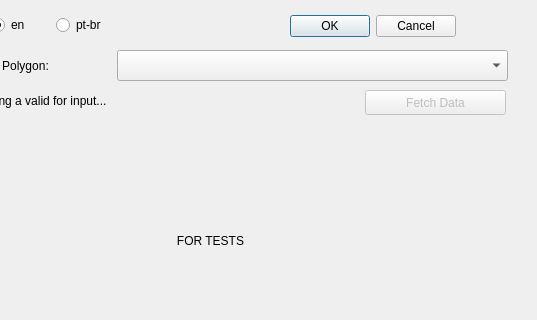
Qt form osm_sidewalkreator_dialog_base.ui (kauevestena/osm_sidewalkreator) before a commit; both pictures show x 85 to 622 and y 0 to 320 of the 622 by 420 pixel window.
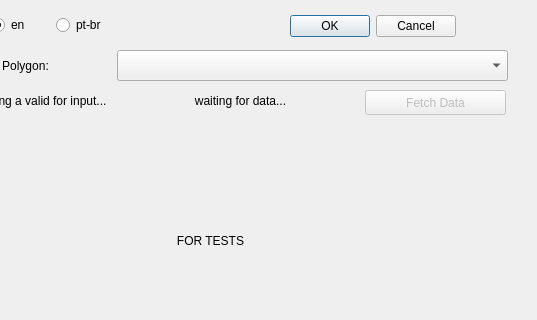
The same form after that commit. Custom widgets are drawn as their Qt base class.

Commit message: data obtained, rid of geopandas (sad), licence upd

```diff
--- a/osm_sidewalkreator_dialog_base.ui
+++ b/osm_sidewalkreator_dialog_base.ui
@@ -174,6 +174,22 @@
     <set>Qt::AlignCenter</set>
    </property>
   </widget>
+  <widget class="QLabel" name="input_status_of_data">
+   <property name="geometry">
+    <rect>
+     <x>240</x>
+     <y>90</y>
+     <width>171</width>
+     <height>21</height>
+    </rect>
+   </property>
+   <property name="text">
+    <string>waiting for data...</string>
+   </property>
+   <property name="alignment">
+    <set>Qt::AlignCenter</set>
+   </property>
+  </widget>
  </widget>
  <customwidgets>
   <customwidget>
```
The commit also changes 6 other files.
